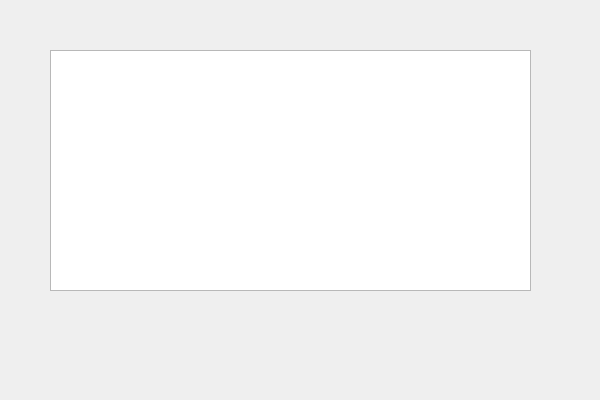
xyt2008/Luncher, file UpdateServer/updateserver.ui: the form before one commit.
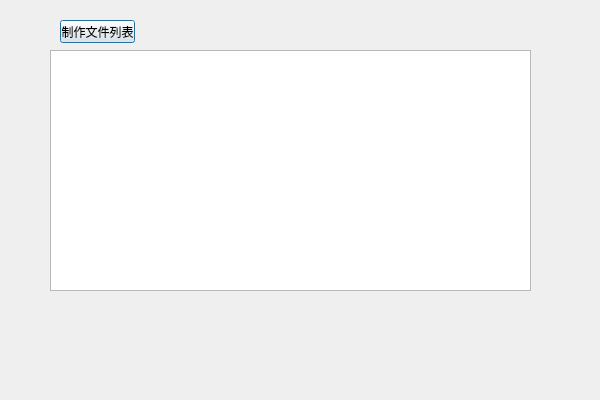
The form after the commit.

Commit message: 服务器端增加遍历文件夹功能；增加文件md5验证功能

What changed in the file:
```diff
--- a/UpdateServer/updateserver.ui
+++ b/UpdateServer/updateserver.ui
@@ -23,6 +23,19 @@
     </rect>
    </property>
   </widget>
+  <widget class="QPushButton" name="pushButtonMakeList">
+   <property name="geometry">
+    <rect>
+     <x>60</x>
+     <y>20</y>
+     <width>75</width>
+     <height>23</height>
+    </rect>
+   </property>
+   <property name="text">
+    <string>制作文件列表</string>
+   </property>
+  </widget>
  </widget>
  <layoutdefault spacing="6" margin="11"/>
  <resources>
```
The commit also changes 7 other files.
